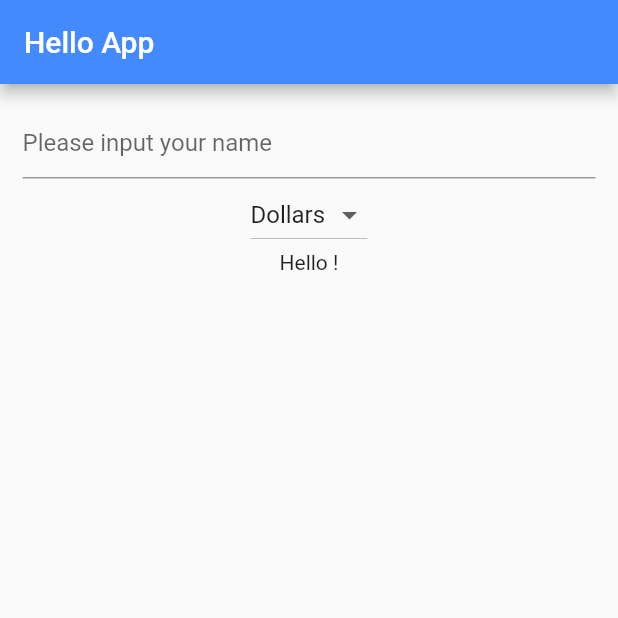
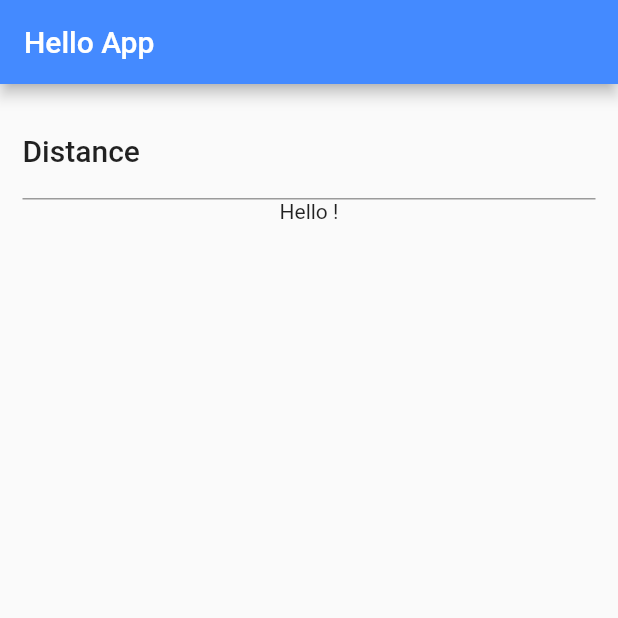
Before and after one commit to putragraha/FlutterGettingStarted, a Flutter app: the screen it shows after launch, on a phone screen of 412 x 824 dp, the top half of it. Run offline on Flutter 3.47's test engine with Material 2 defaults, Android fonts, the phone set to English and light mode, and no system bars.

Commit message:
Implement Android text input edit text like in Flutter

```diff
--- a/lib/main.dart
+++ b/lib/main.dart
@@ -1,38 +1,37 @@
+import 'dart:ui';
 import 'package:flutter/material.dart';
 
-void main() => runApp(HelloApp());
+void main() => runApp(FlutterApp());
 
-class HelloApp extends StatelessWidget {
+class FlutterApp extends StatelessWidget {
 
   @override
   Widget build(BuildContext context) {
     return MaterialApp(
-      title: "Hello App",
+      title: "Trip Cost Calculator",
       theme: ThemeData(
         primarySwatch: Colors.pink
       ),
-      home: HelloStateWidget()
+      home: FuelForm()
     );
   }
 }
 
-class HelloStateWidget extends StatefulWidget {
+class FuelForm extends StatefulWidget {
 
   @override
-  State<StatefulWidget> createState() => _HelloState();
+  State<StatefulWidget> createState() => _FuelFormState();
 }
 
 /// Underscore (_) ymbol here means this class access is "private"
-class _HelloState extends State<HelloStateWidget> {
+class _FuelFormState extends State<FuelForm> {
 
   String name = "";
 
-  final _currencies = ["Dollars", "Euro", "Pounds"];
-
-  String _selectedCurrency = "Dollars";
-
   @override
   Widget build(BuildContext context) {
+    TextStyle textStyle = Theme.of(context).textTheme.title;
+
     return Scaffold(
       appBar: AppBar(
         title: Text("Hello App"),
@@ -44,21 +43,14 @@ class _HelloState extends State<HelloStateWidget> {
           children: <Widget>[
             TextField(
               decoration: InputDecoration(
-                hintText: "Please input your name"
+                labelText: "Distance",
+                hintText: "e.g. 124",
+                labelStyle: textStyle
               ),
+              keyboardType: TextInputType.number,
               onChanged: (String string) {
                 setState(() => name = string);
               }
-            ),
-            DropdownButton(
-              items: _currencies.map((String value) {
-                return DropdownMenuItem<String> (
-                  value: value,
-                  child: Text(value)
-                );
-              }).toList(),
-              value: _selectedCurrency,
-              onChanged: (String value) => _onDropdownChanged(value)
             ),
             Text("Hello " + name + "!")
           ]
@@ -66,10 +58,4 @@ class _HelloState extends State<HelloStateWidget> {
       )
     );
   }
-
-  _onDropdownChanged(String value) {
-    setState(() {
-      _selectedCurrency = value;
-    });
-  }
 }
```
